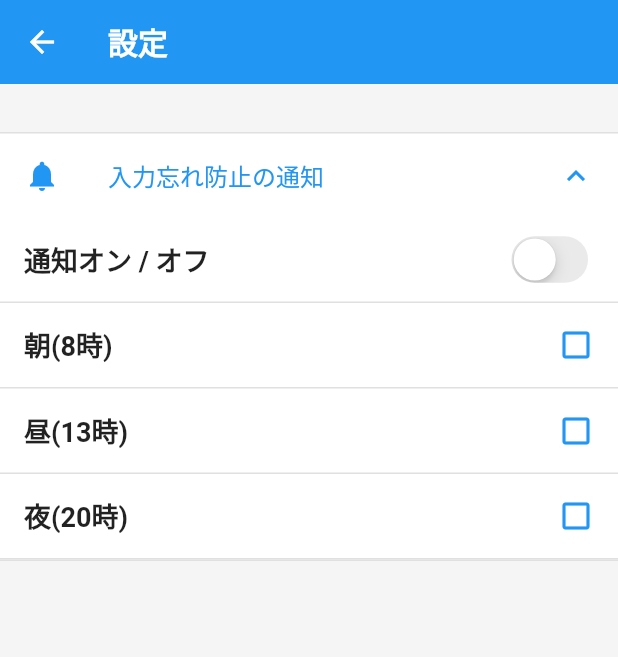
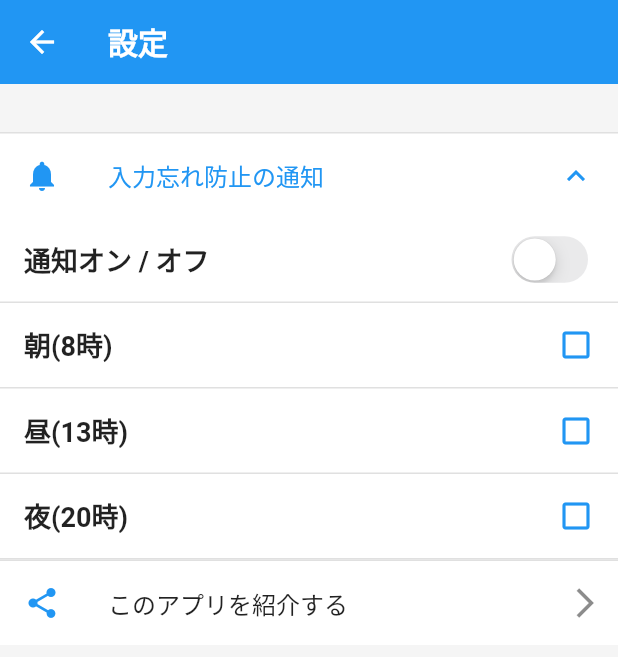
Before and after one commit to gaoypChina/food-record, a Flutter app: the SettingsPage screen opened directly, on a phone screen of 412 x 824 dp. Shown: the top 657 px of the screen. Run offline on Flutter 3.47's test engine with Material 2 defaults, Android fonts, the phone set to English and light mode, and no system bars; our stand-ins replace charts_flutter, firebase_analytics, firebase_core, flutter_local_notifications, flutter_riverpod, permission_handler and 4 more; missing offline and left inert: app_review, app_settings; accounts and stored records are empty.

Commit message:
:sparkles: create share function

```diff
--- a/lib/app/settings/settings_page.dart
+++ b/lib/app/settings/settings_page.dart
@@ -10,7 +10,7 @@ import 'package:food_record/app/settings/setting_tile.dart';
 import 'package:food_record/app/settings/settings_view_model.dart';
 import 'package:food_record/app/settings/simple_data_tile.dart';
 import 'package:food_record/app/settings/toggle_tile.dart';
-// import 'package:share_plus/share_plus.dart';
+import 'package:share_plus/share_plus.dart';
 
 class SettingsPage extends ConsumerWidget {
   const SettingsPage({
@@ -93,18 +93,20 @@ class SettingsPage extends ConsumerWidget {
               ],
             ),
           ),
-          // SettingTile(
-          //   viewModel: viewModel,
-          //   title: 'このアプリを紹介する',
-          //   icon: Icon(
-          //     Icons.share_sharp,
-          //     color: Colors.blue,
-          //   ),
-          //   onTap: () {
-          //     print('紹介するよ〜〜〜');
-          //     Share.share('食費管理');
-          //   },
-          // ),
+          SettingTile(
+            viewModel: viewModel,
+            title: 'このアプリを紹介する',
+            icon: Icon(
+              Icons.share_sharp,
+              color: Colors.blue,
+            ),
+            onTap: () {
+              print('紹介するよ〜〜〜');
+              Share.share(
+                '食費管理 https://apps.apple.com/app/%E9%A3%9F%E8%B2%BB%E7%AE%A1%E7%90%86-%E5%AE%B6%E8%A8%88%E7%B0%BF%E3%81%A7%E7%94%9F%E6%B4%BB%E3%82%92%E8%B1%8A%E3%81%8B%E3%81%AB/id1629308895',
+              );
+            },
+          ),
           // SettingTile(
           //   viewModel: viewModel,
           //   title: 'このアプリを評価する',
```
Also changed, not shown: 2 other files.
